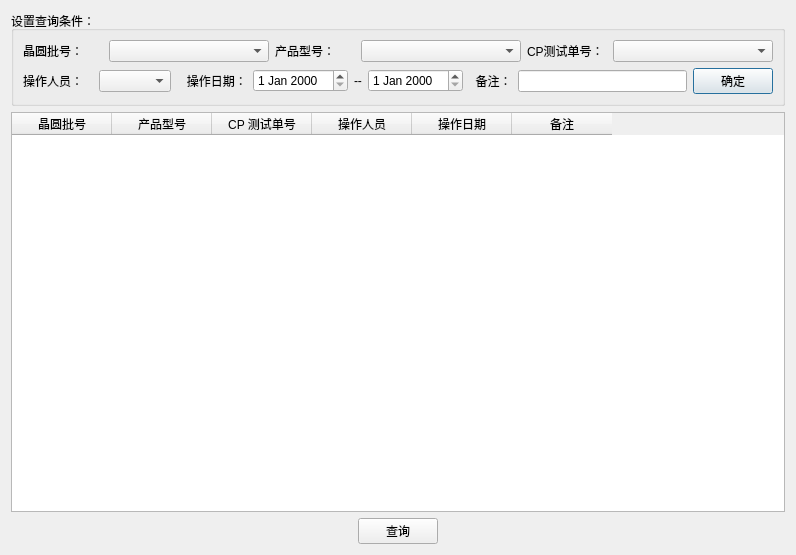
Old version of the form querysetdialog.ui in the repository heathen557/materialManagement.
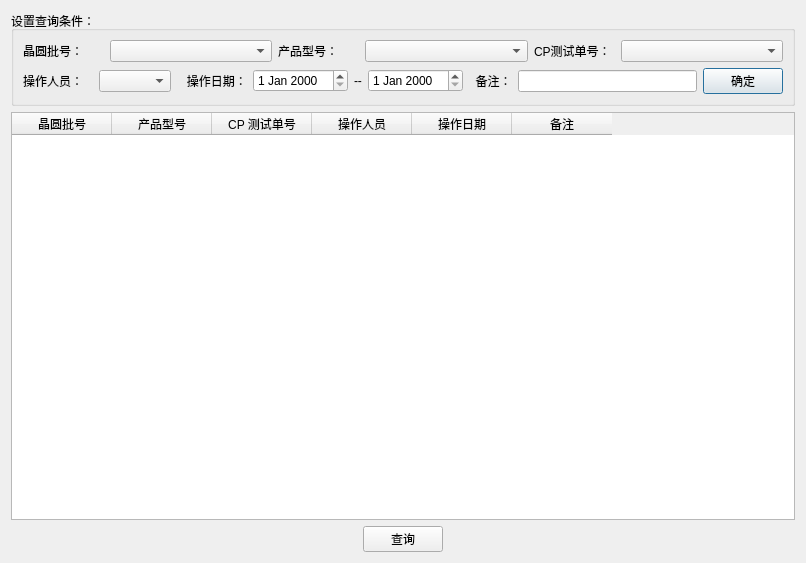
New version of the form. Icons and pictures are not drawn.

```diff
--- a/querysetdialog.ui
+++ b/querysetdialog.ui
@@ -6,8 +6,8 @@
    <rect>
     <x>0</x>
     <y>0</y>
-    <width>796</width>
-    <height>555</height>
+    <width>806</width>
+    <height>563</height>
    </rect>
   </property>
   <property name="windowTitle">
```
